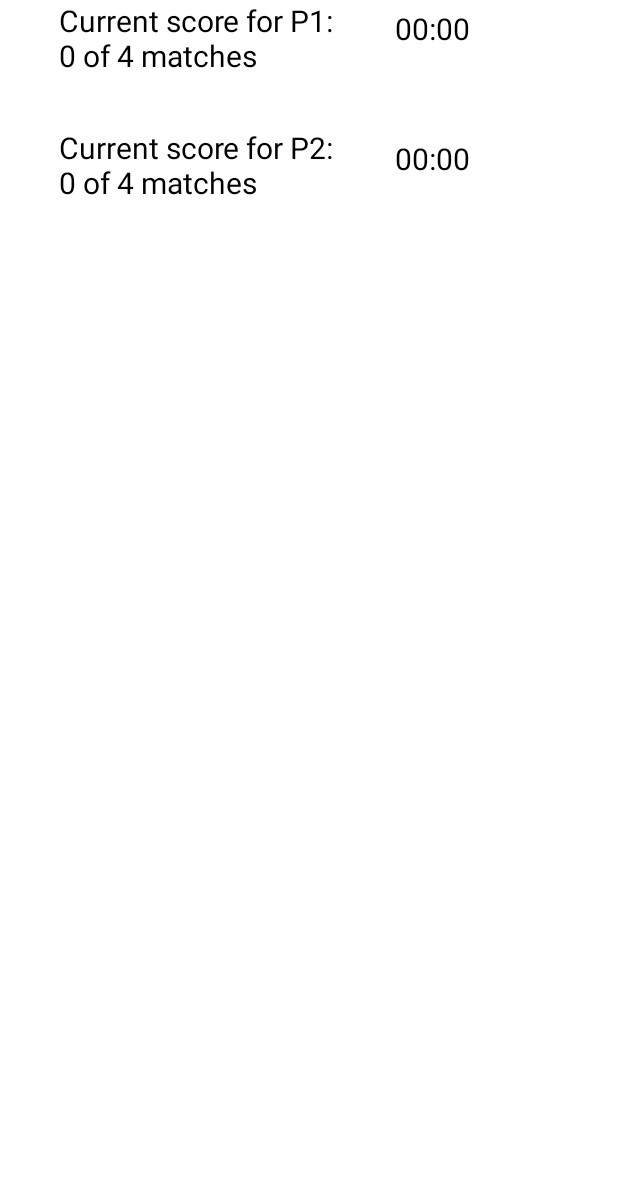
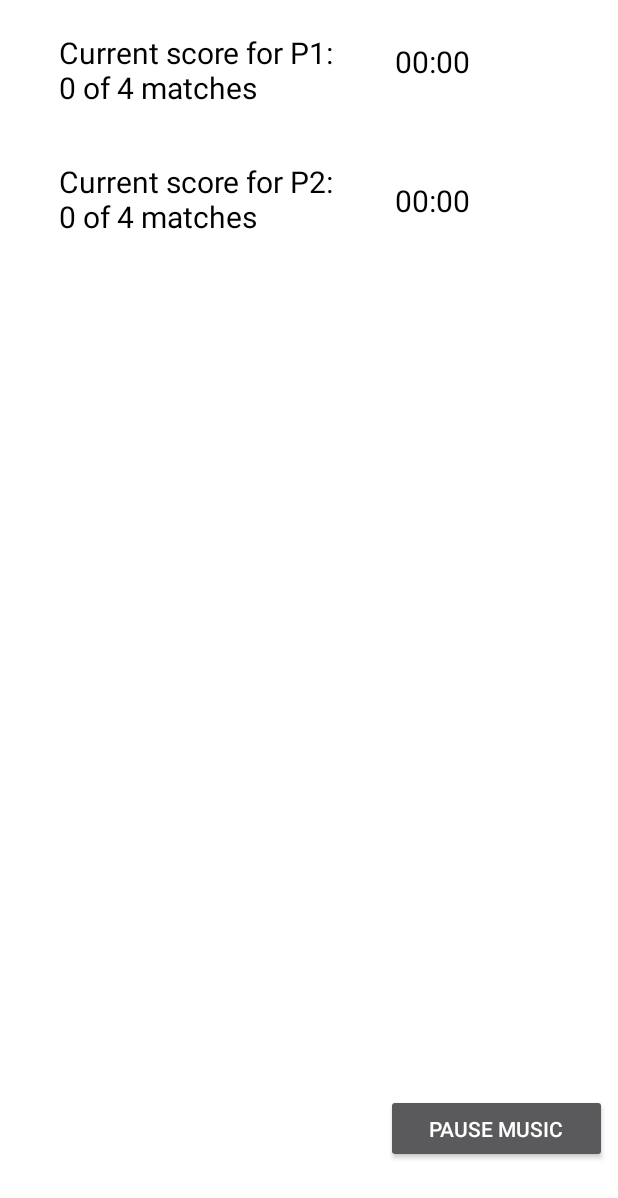
Before and after one commit to RonnieFun/MemoryGameProjectTeamVersion, an Android app: the GameActivityDoublePlayer screen opened directly, with no data from a screen before it, on a phone screen of 412 x 824 dp. Shown: the top 1198 px of the screen. Run offline under Robolectric (Android 15) with nearby library versions, the phone set to English and light mode, and no system bars; our stand-ins replace Picasso; pictures from the network do not load; 1 statement that could not run was skipped.

Commit message:
Added mario background music to single and double player modes

```diff
--- a/app/src/main/java/com/example/ca/GameActivityDoublePlayer.java
+++ b/app/src/main/java/com/example/ca/GameActivityDoublePlayer.java
@@ -3,10 +3,12 @@ package com.example.ca;
 import android.content.Intent;
 import android.graphics.Color;
 import android.media.AudioAttributes;
+import android.media.MediaPlayer;
 import android.media.SoundPool;
 import android.os.Bundle;
 import android.os.SystemClock;
 import android.view.View;
+import android.widget.Button;
 import android.widget.Chronometer;
 import android.widget.ImageView;
 import android.widget.LinearLayout;
@@ -32,12 +34,38 @@ public class GameActivityDoublePlayer extends AppCompatActivity {
     private SoundPool soundPool;
     private int sound1, sound2, sound3;
     ImageView firstChoice;
+    private MediaPlayer mediaPlayer;
+    private Button pauseButton2;
 
     @Override
     protected void onCreate(Bundle savedInstanceState) {
         super.onCreate(savedInstanceState);
         setContentView(R.layout.gameboarddouble);
 
+        //Instantiate mediaplayer for mario background music
+        //mario medley song mp3 file downloaded from
+        //https://play.nintendo.com/printables/uncategorized/exclusive-download-super-mario-bros-song/
+        mediaPlayer = new MediaPlayer();
+        mediaPlayer = MediaPlayer.create(GameActivityDoublePlayer.this, R.raw.super_mario_medley);
+        //Loop the music
+        mediaPlayer.setLooping(true);
+
+        //Start playing the music automatically upon launch of activity
+        mediaPlayer.start();
+
+        pauseButton2 = findViewById(R.id.pauseButtonDouble);
+        pauseButton2.setOnClickListener(new View.OnClickListener() {
+            @Override
+            public void onClick(View v) {
+                if (mediaPlayer.isPlaying()) {
+                    pauseMusic();
+                } else {
+                    resumeMusic();
+                }
+            }
+        });
+
+        //Instantiate soundpool for soundeffects
         AudioAttributes audioAttributes = new AudioAttributes.Builder()
                 .setContentType(AudioAttributes.CONTENT_TYPE_SONIFICATION)
                 .setUsage(AudioAttributes.USAGE_ASSISTANCE_SONIFICATION)
@@ -47,6 +75,7 @@ public class GameActivityDoublePlayer extends AppCompatActivity {
                 .setAudioAttributes(audioAttributes)
                 .build();
 
+        // Sound effect mp3 files downloaded from www.zapsplat.com
         sound1 = soundPool.load(this,R.raw.correct, 1);
         sound2 = soundPool.load(this,R.raw.incorrect, 1);
         sound3 = soundPool.load(this, R.raw.completion, 1);
@@ -274,6 +303,22 @@ public class GameActivityDoublePlayer extends AppCompatActivity {
         startActivity(intent);
     }
 
+    //Pause Music
+    public void pauseMusic() {
+        if (mediaPlayer != null) {
+            mediaPlayer.pause();
+            pauseButton2.setText(R.string.resume_music);
+        }
+    }
+
+    //Resume Music
+    public void resumeMusic() {
+        if (mediaPlayer != null) {
+            mediaPlayer.start();
+            pauseButton2.setText(R.string.pause_music);
+        }
+    }
+
     @Override
     protected void onDestroy() {
         super.onDestroy();
@@ -281,5 +326,9 @@ public class GameActivityDoublePlayer extends AppCompatActivity {
             soundPool.release();
             soundPool = null;
         }
+        if (mediaPlayer != null) {
+            mediaPlayer.pause();
+            mediaPlayer.release();
+        }
     }
 }
--- a/app/src/main/res/layout/gameboarddouble.xml
+++ b/app/src/main/res/layout/gameboarddouble.xml
@@ -136,11 +136,14 @@
             android:id="@+id/Score"
             android:layout_width="245dp"
             android:layout_height="46dp"
+            android:layout_marginTop="10dp"
+            android:layout_marginBottom="24dp"
             android:gravity="left|center_vertical"
             android:paddingLeft="30dp"
             android:text="Player1"
             android:textColor="#000000"
             android:textSize="20sp"
+            app:layout_constraintBottom_toTopOf="@+id/Score2"
             app:layout_constraintHorizontal_weight="0.7"
             app:layout_constraintLeft_toLeftOf="parent"
             app:layout_constraintRight_toLeftOf="@id/TimeElapsed"
@@ -166,9 +169,12 @@
             android:id="@+id/TimeElapsed"
             android:layout_width="139dp"
             android:layout_height="38dp"
+            android:layout_marginTop="10dp"
+            android:layout_marginBottom="34dp"
             android:gravity="left|center_vertical"
             android:textColor="@color/black"
             android:textSize="20sp"
+            app:layout_constraintBottom_toTopOf="@+id/TimeElapsed2"
             app:layout_constraintHorizontal_weight="0.3"
             app:layout_constraintLeft_toRightOf="@id/Score"
             app:layout_constraintRight_toRightOf="parent"
@@ -320,6 +326,24 @@
             app:layout_constraintRight_toRightOf="parent"
             app:layout_constraintTop_toBottomOf="@id/imageView29"
             tools:srcCompat="@tools:sample/avatars" />
+    </androidx.constraintlayout.widget.ConstraintLayout>
+
+    <androidx.constraintlayout.widget.ConstraintLayout
+        android:layout_width="match_parent"
+        android:layout_height="match_parent">
+
+        <Button
+            android:id="@+id/pauseButtonDouble"
+            android:layout_width="147dp"
+            android:layout_height="46dp"
+            android:layout_marginStart="250dp"
+            android:layout_marginTop="680dp"
+            android:text="@string/pause_music"
+            app:layout_constraintBottom_toBottomOf="parent"
+            app:layout_constraintEnd_toEndOf="parent"
+            app:layout_constraintStart_toStartOf="parent"
+            app:layout_constraintTop_toTopOf="parent" />
 
     </androidx.constraintlayout.widget.ConstraintLayout>
+
 </androidx.constraintlayout.widget.ConstraintLayout>
--- a/app/src/main/res/values/strings.xml
+++ b/app/src/main/res/values/strings.xml
@@ -9,4 +9,6 @@
     <string name="completedSmiley">COMPLETED! :)</string>
     <string name="completedSmileyPlayer1">Player 1 WON! :)</string>
     <string name="completedSmileyPlayer2">Player 2 WON! :)</string>
+    <string name="pause_music">Pause Music</string>
+    <string name="resume_music">Resume Music</string>
 </resources>
```
Also changed, not shown: app/src/main/java/com/example/ca/GameActivitySinglePlayer.java (+50 -0 lines), app/src/main/res/layout/gameboardsingle.xml (+19 -0 lines), 1 other file.
